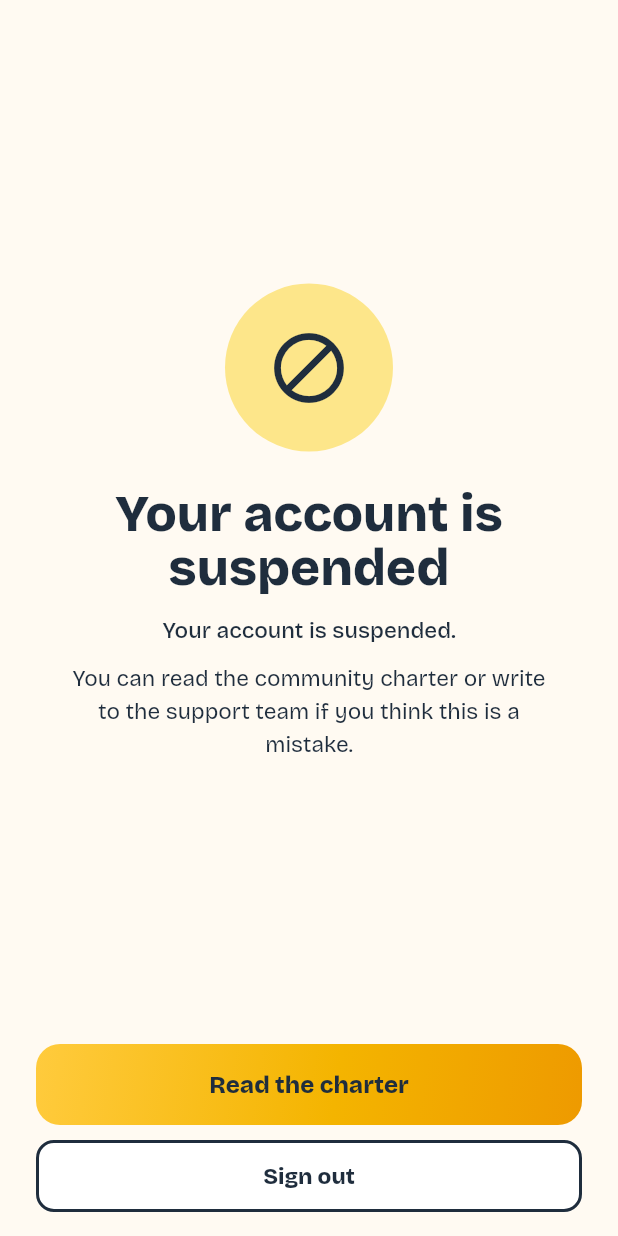
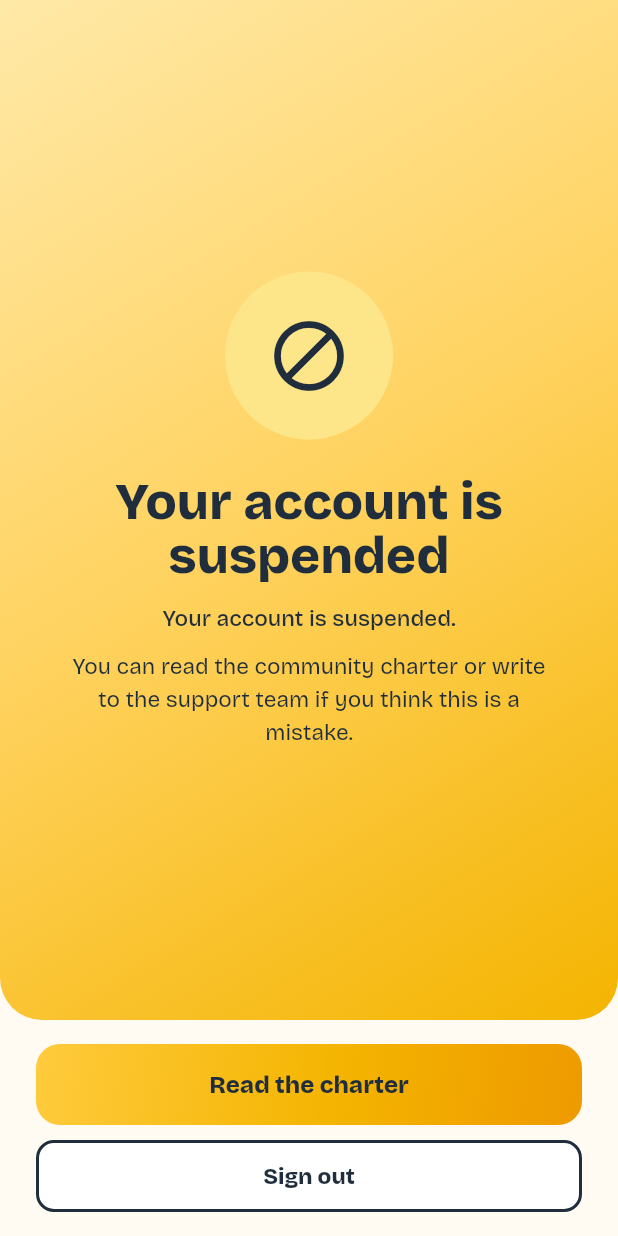
Before and after one commit to TwinPeta/FOCUS-Discipleship-App, a Flutter app: the AccountSuspendedScreen screen opened by its route, on a phone screen of 412 x 824 dp. Run offline on Flutter 3.47's test engine with Material 3 defaults, Android fonts, the phone set to English and light mode, and no system bars; our stand-ins replace firebase_core, firebase_messaging, flutter_image_compress, flutter_local_notifications, flutter_riverpod, go_router and 6 more; missing offline and left inert: app_badge_plus; accounts and stored records are empty; network calls fail; project files that could hold a hidden picture were left out.

Commit message:
feat(mobile): Carebook celebration screens and quiz badge row
Celebration screens put the message on a gold gradient area with a white
icon circle; buttons stay on the cream page; info rows are white. Quiz
result badge row is a white card.

Co-Authored-By: Claude Opus 5.5 <noreply@anthropic.com>

```diff
--- a/mobile/lib/core/theme/app_gradients.dart
+++ b/mobile/lib/core/theme/app_gradients.dart
@@ -67,6 +67,17 @@ class AppGradients {
   static LinearGradient get hubHeader =>
       AppColors.isDark ? _dark : _hubHeaderLight;
 
+  static const _celebrationLight = LinearGradient(
+    begin: Alignment.topLeft,
+    end: Alignment.bottomRight,
+    colors: [Color(0xFFFFE9A8), Color(0xFFFFD25E), Color(0xFFF4B400)],
+    stops: [0, 0.5, 1],
+  );
+
+  /// Celebration screens (badge earned, joined): gold top area.
+  static LinearGradient get celebration =>
+      AppColors.isDark ? _dark : _celebrationLight;
+
   /// Sub-page header (Settings, Help, Messages...): blue to soft yellow.
   static LinearGradient get pageHeader =>
       AppColors.isDark ? _pageHeaderDark : _pageHeaderLight;
--- a/mobile/lib/core/widgets/celebration_screen.dart
+++ b/mobile/lib/core/widgets/celebration_screen.dart
@@ -37,7 +37,16 @@ class CelebrationScreen extends StatelessWidget {
       body: SafeArea(
         child: Column(
           children: [
+            // Carebook: the message sits on a gold area with rounded
+            // bottom corners; the buttons stay on the page below.
             Expanded(
+              child: DecoratedBox(
+                decoration: BoxDecoration(
+                  gradient: AppGradients.celebration,
+                  borderRadius: const BorderRadius.vertical(
+                    bottom: Radius.circular(28),
+                  ),
+                ),
                 child: Center(
                   child: SingleChildScrollView(
                     padding: const EdgeInsets.all(24),
@@ -48,13 +57,18 @@ class CelebrationScreen extends StatelessWidget {
                           width: 112,
                           height: 112,
                           decoration: BoxDecoration(
-                          color: _iconBackground,
-                          gradient: _iconBackground == AppColors.amber
-                              ? AppGradients.brand
-                              : null,
+                            color: _iconBackground == AppColors.amber
+                                ? AppColors.white
+                                : _iconBackground,
                             shape: BoxShape.circle,
                           ),
-                        child: Icon(icon, size: 56, color: AppColors.ink),
+                          child: Icon(
+                            icon,
+                            size: 56,
+                            color: _iconBackground == AppColors.amber
+                                ? AppColors.amberDark
+                                : AppColors.ink,
+                          ),
                         ),
                         const SizedBox(height: 24),
                         Semantics(
@@ -86,8 +100,9 @@ class CelebrationScreen extends StatelessWidget {
                   ),
                 ),
               ),
+            ),
             Padding(
-              padding: const EdgeInsets.fromLTRB(24, 0, 24, 16),
+              padding: const EdgeInsets.fromLTRB(24, 16, 24, 16),
               child: Column(
                 crossAxisAlignment: CrossAxisAlignment.stretch,
                 children: [
@@ -105,7 +120,7 @@ class CelebrationScreen extends StatelessWidget {
   }
 }
 
-/// Cream info row used inside celebration screens (meeting day, room…).
+/// White info row used inside celebration screens (meeting day, room…).
 class CelebrationInfoRow extends StatelessWidget {
   const CelebrationInfoRow({
     super.key,
@@ -122,7 +137,7 @@ class CelebrationInfoRow extends StatelessWidget {
       margin: const EdgeInsets.only(bottom: 10),
       padding: const EdgeInsets.all(14),
       decoration: BoxDecoration(
-        color: AppColors.cream,
+        color: AppColors.white,
         borderRadius: BorderRadius.circular(14),
       ),
       child: Row(
--- a/mobile/lib/features/learning/presentation/quiz_result_screen.dart
+++ b/mobile/lib/features/learning/presentation/quiz_result_screen.dart
@@ -153,7 +153,7 @@ class _BadgeCard extends StatelessWidget {
       label: 'New badge: ${badge.name}. Open',
       excludeSemantics: true,
       child: Material(
-        color: AppColors.honey,
+        color: AppColors.white,
         borderRadius: BorderRadius.circular(AppRadii.cardSmall),
         child: InkWell(
           borderRadius: BorderRadius.circular(AppRadii.cardSmall),
```
Lines whose indentation alone changed are shown as unchanged.
